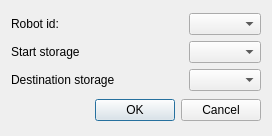
ZbigniewLogisticsINC/Projekt, file prj/src/logistic_system/ui/AddTaskDialog.ui: the form before one commit.
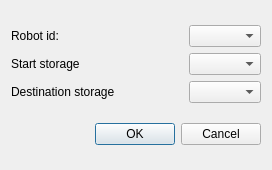
The form after the commit.

```diff
--- a/prj/src/logistic_system/ui/AddTaskDialog.ui
+++ b/prj/src/logistic_system/ui/AddTaskDialog.ui
@@ -7,7 +7,7 @@
     <x>0</x>
     <y>0</y>
     <width>272</width>
-    <height>136</height>
+    <height>170</height>
    </rect>
   </property>
   <property name="windowTitle">
```
Left out of the diff: 6 changed lines with no effect on the pictures.
